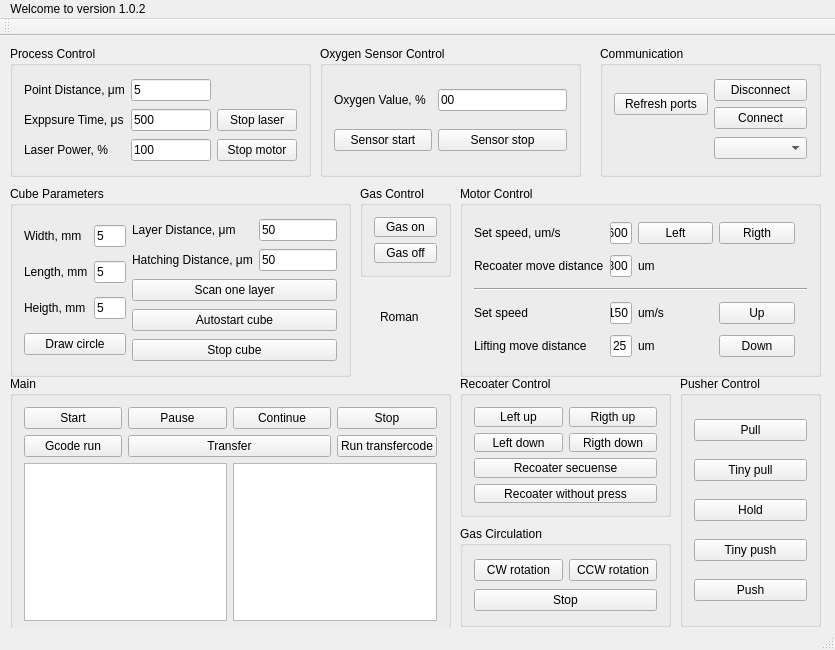
Qt form Happy3D/mainwindow.ui (Anaga/Happy3D-Qt) before a commit.
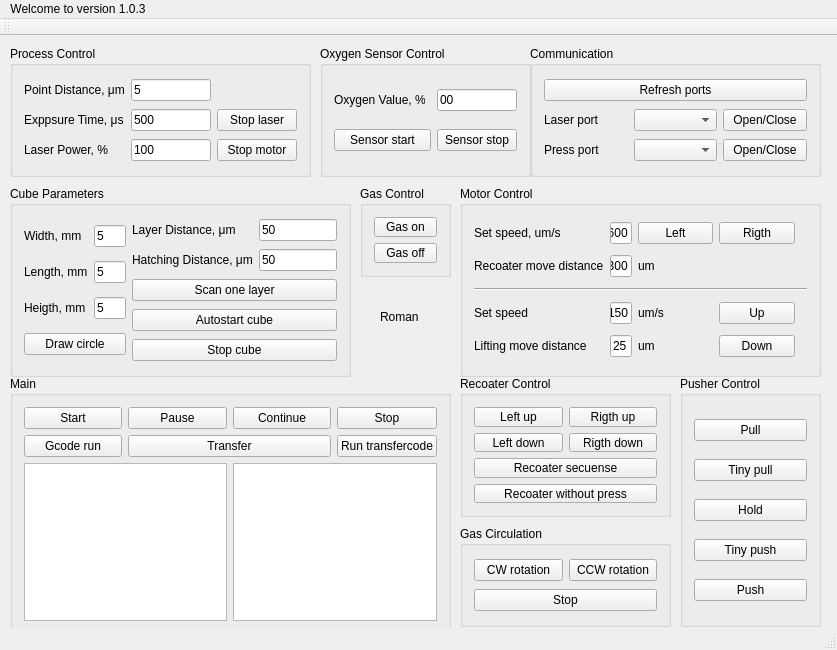
The same form after that commit.

Commit message: Big rework communication module.  Add arduino code for "laser emulator" it can run on arduino. or ESP2688

```diff
--- a/Happy3D/mainwindow.ui
+++ b/Happy3D/mainwindow.ui
@@ -6,7 +6,7 @@
    <rect>
     <x>0</x>
     <y>0</y>
-    <width>835</width>
+    <width>837</width>
     <height>650</height>
    </rect>
   </property>
@@ -112,7 +112,7 @@
      <rect>
       <x>320</x>
       <y>10</y>
-      <width>261</width>
+      <width>211</width>
       <height>131</height>
      </rect>
     </property>
@@ -153,9 +153,9 @@
    <widget class="QGroupBox" name="groupBox_Communication">
     <property name="geometry">
      <rect>
-      <x>600</x>
+      <x>530</x>
       <y>10</y>
-      <width>221</width>
+      <width>291</width>
       <height>131</height>
      </rect>
     </property>
@@ -163,40 +163,52 @@
      <string>Communication</string>
     </property>
     <layout class="QGridLayout" name="gridLayout_3">
+     <item row="3" column="0">
+      <widget class="QLabel" name="label_Com_Pres_Status">
+       <property name="text">
+        <string>Press port</string>
+       </property>
+      </widget>
+     </item>
      <item row="2" column="0">
       <widget class="QLabel" name="label_Com_Status">
        <property name="text">
-        <string/>
+        <string>Laser port</string>
        </property>
       </widget>
      </item>
-     <item row="1" column="0">
+     <item row="2" column="1">
+      <widget class="QComboBox" name="comboBox_Com_Laser_Select"/>
+     </item>
+     <item row="3" column="1">
+      <widget class="QComboBox" name="comboBox_Com_Press_Select"/>
+     </item>
+     <item row="1" column="0" colspan="3">
       <widget class="QPushButton" name="pushButton_Com_Refresh">
        <property name="text">
         <string>Refresh ports</string>
        </property>
       </widget>
      </item>
-     <item row="1" column="2">
-      <layout class="QVBoxLayout" name="verticalLayout_3">
-       <item>
-        <widget class="QPushButton" name="pushButton_Com_Disconnect">
-         <property name="text">
-          <string>Disconnect</string>
-         </property>
-        </widget>
-       </item>
-       <item>
-        <widget class="QPushButton" name="pushButton_Com_Connect">
-         <property name="text">
-          <string>Connect</string>
-         </property>
-        </widget>
-       </item>
-      </layout>
-     </item>
      <item row="2" column="2">
-      <widget class="QComboBox" name="comboBox_Com_Select"/>
+      <widget class="QPushButton" name="pushButton_Com_Las_OC">
+       <property name="text">
+        <string>Open/Close</string>
+       </property>
+       <property name="checkable">
+        <bool>true</bool>
+       </property>
+      </widget>
+     </item>
+     <item row="3" column="2">
+      <widget class="QPushButton" name="pushButton_Com_Pres_OC">
+       <property name="text">
+        <string>Open/Close</string>
+       </property>
+       <property name="checkable">
+        <bool>true</bool>
+       </property>
+      </widget>
      </item>
     </layout>
    </widget>
@@ -709,13 +721,13 @@
     <rect>
      <x>0</x>
      <y>0</y>
-     <width>835</width>
+     <width>837</width>
      <height>21</height>
     </rect>
    </property>
    <widget class="QMenu" name="menuWelcome_to_version_1_0_0">
     <property name="title">
-     <string>Welcome to version 1.0.2</string>
+     <string>Welcome to version 1.0.3</string>
     </property>
    </widget>
    <addaction name="menuWelcome_to_version_1_0_0"/>
```
Left out of the diff: 4 changed lines with no effect on the pictures. The commit also changes 7 other files.
